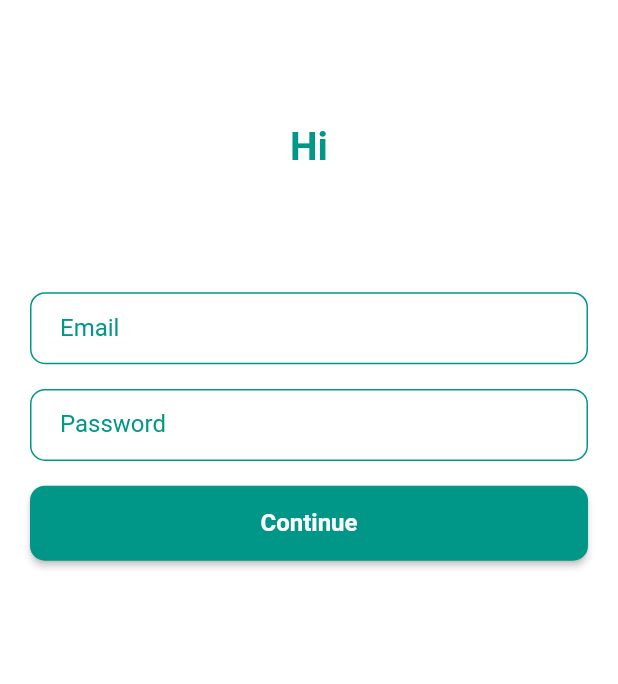
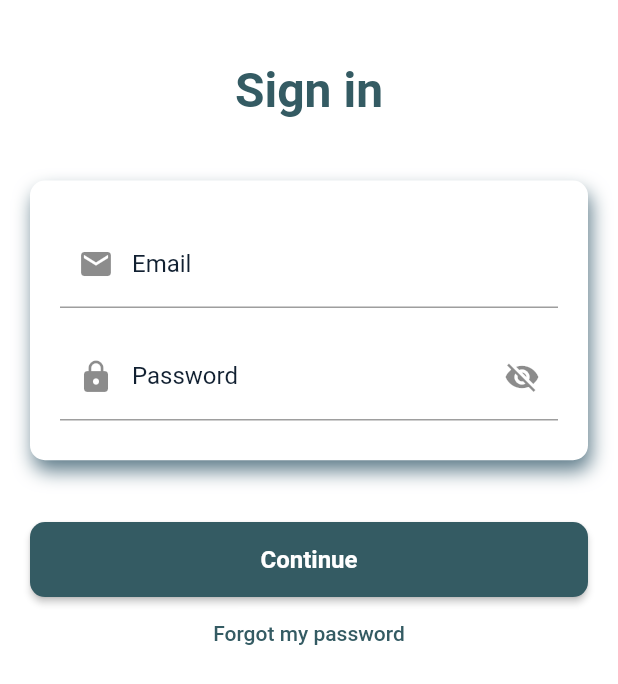
Before and after one commit to abentad/Flutter_SoulMate, a Flutter app: the screen it shows after launch, after a tap on "With Email", on a phone screen of 412 x 824 dp. Shown: the top 684 px of the screen. Run offline on Flutter 3.47's test engine with Material 2 defaults, Android fonts, the phone set to English and light mode, and no system bars; our stand-ins replace get.

Commit message:
modernized the sign in ui

```diff
--- /dev/null
+++ b/lib/constants/color_constant.dart
@@ -0,0 +1,8 @@
+import 'package:flutter/cupertino.dart';
+import 'package:flutter/material.dart';
+
+const Color primeColor = Color(0xff152D35);
+const Color accentColor = Color(0xff345B63);
+const Color textColor = Color(0xff112031);
+const Color successColor = Color(0xff2EC1AC);
+const Color failColor = Color(0xffDF2E2E);
--- a/lib/main.dart
+++ b/lib/main.dart
@@ -20,7 +20,12 @@ class MyApp extends StatelessWidget {
 
   @override
   Widget build(BuildContext context) {
-    return MaterialApp(
+    Get.config(
+      defaultPopGesture: true,
+      defaultTransition: Transition.fade,
+    );
+    return GetMaterialApp(
+      defaultTransition: Transition.fade,
       debugShowCheckedModeBanner: false,
       title: 'Soulmate',
       theme: ThemeData(
@@ -30,7 +35,7 @@ class MyApp extends StatelessWidget {
       initialRoute: '/',
       routes: {
         '/': (context) => const MainScreen(),
-        '/emailSignUp': (context) => EmailSignUp(),
+        '/emailSignUp': (context) => const EmailSignUp(),
         '/home': (context) => const Home(),
         '/profileImage': (context) => const ProfileImage(),
       },
--- a/lib/view/authentication/email_signup.dart
+++ b/lib/view/authentication/email_signup.dart
@@ -1,22 +1,32 @@
 import 'package:flutter/cupertino.dart';
 import 'package:flutter/material.dart';
 import 'package:get/get.dart';
+import 'package:soulmate/constants/color_constant.dart';
 import 'package:soulmate/controller/auth_controller.dart';
 import 'package:soulmate/view/components/material_button.dart';
 import 'package:soulmate/view/components/snack_bar.dart';
 import 'package:soulmate/view/components/text_field.dart';
 
-class EmailSignUp extends StatelessWidget {
-  EmailSignUp({Key? key}) : super(key: key);
+class EmailSignUp extends StatefulWidget {
+  const EmailSignUp({Key? key}) : super(key: key);
 
+  @override
+  State<EmailSignUp> createState() => _EmailSignUpState();
+}
+
+class _EmailSignUpState extends State<EmailSignUp> {
   final TextEditingController _emailController = TextEditingController();
+
   final TextEditingController _passwordController = TextEditingController();
+
+  bool _isPasswordObsecure = true;
 
   @override
   Widget build(BuildContext context) {
     final size = MediaQuery.of(context).size;
 
     return Scaffold(
+      // backgroundColor: Colors.teal,
       body: SafeArea(
         child: Padding(
           padding: const EdgeInsets.symmetric(horizontal: 20.0),
@@ -24,25 +34,72 @@ class EmailSignUp extends StatelessWidget {
             width: double.infinity,
             child: Column(
               children: [
-                SizedBox(height: size.height * 0.1),
-                Text('Hi', style: TextStyle(fontSize: 26.0, fontWeight: FontWeight.w600, color: Theme.of(context).primaryColor), textAlign: TextAlign.center),
-                SizedBox(height: size.height * 0.1),
-                MyTextField(controller: _emailController, isObsecure: false, hintText: "example@email.com", labelText: "Email"),
-                SizedBox(height: size.height * 0.02),
-                MyTextField(controller: _passwordController, isObsecure: true, hintText: "", labelText: "Password"),
-                SizedBox(height: size.height * 0.02),
-                // MyMaterialButton(label: "Continue", onPressed: () => Navigator.of(context).pushNamed('/profileImage')),
+                SizedBox(height: size.height * 0.05),
+                const Text('Sign in', style: TextStyle(fontSize: 32.0, fontWeight: FontWeight.w600, color: accentColor), textAlign: TextAlign.center),
+                SizedBox(height: size.height * 0.05),
+                Container(
+                  padding: const EdgeInsets.symmetric(vertical: 10.0, horizontal: 20.0),
+                  decoration: BoxDecoration(
+                    color: Colors.white,
+                    borderRadius: BorderRadius.circular(10.0),
+                    boxShadow: const [BoxShadow(color: Colors.blueGrey, offset: Offset(2, 7), blurRadius: 10.0)],
+                  ),
+                  child: Column(
+                    children: [
+                      // SizedBox(height: size.height * 0.1),
+                      SizedBox(height: size.height * 0.02),
+                      MyTextField(
+                          controller: _emailController,
+                          hasSuffix: false,
+                          isObsecure: false,
+                          hintText: "example@email.com",
+                          labelText: "Email",
+                          prefixIcon: Icons.mail,
+                          suffixOnPressed: () {}),
+                      SizedBox(height: size.height * 0.02),
+                      MyTextField(
+                        controller: _passwordController,
+                        isObsecure: _isPasswordObsecure,
+                        hasSuffix: true,
+                        hintText: "",
+                        labelText: "Password",
+                        prefixIcon: Icons.lock,
+                        suffixOnPressed: () {
+                          setState(() {
+                            _isPasswordObsecure = !_isPasswordObsecure;
+                          });
+                        },
+                      ),
+                      SizedBox(height: size.height * 0.02),
+                    ],
+                  ),
+                ),
+                SizedBox(height: size.height * 0.05),
                 MyMaterialButton(
                   label: "Continue",
+                  color: accentColor,
                   onPressed: () async {
-                    bool result = await Get.find<AuthController>().authenticate(_emailController.text, _passwordController.text);
-                    if (result == true) {
-                      ScaffoldMessenger.of(context).showSnackBar(mySnackBar(context, "Success", 4));
+                    if (_emailController.text != "" && _passwordController.text != "") {
+                      bool result = await Get.find<AuthController>().authenticate(_emailController.text, _passwordController.text);
+                      if (result == true) {
+                        ScaffoldMessenger.of(context).showSnackBar(myFloatingSnackBar(context, "Success", 4, successColor));
+                      } else {
+                        ScaffoldMessenger.of(context).showSnackBar(myFloatingSnackBar(context, "Failed", 4, failColor));
+                      }
                     } else {
-                      ScaffoldMessenger.of(context).showSnackBar(mySnackBar(context, "Failed", 4));
+                      ScaffoldMessenger.of(context).showSnackBar(myFloatingSnackBar(context, "Empty Field", 4, failColor));
                     }
                   },
                 ),
+                TextButton(
+                  onPressed: () {},
+                  child: const Text(
+                    'Forgot my password',
+                    style: TextStyle(
+                      color: accentColor,
+                    ),
+                  ),
+                )
               ],
             ),
           ),
--- a/lib/view/authentication/main_screen.dart
+++ b/lib/view/authentication/main_screen.dart
@@ -1,4 +1,6 @@
 import 'package:flutter/material.dart';
+import 'package:get/get.dart';
+import 'package:soulmate/constants/color_constant.dart';
 import 'package:soulmate/view/components/material_button.dart';
 
 class MainScreen extends StatelessWidget {
@@ -18,15 +20,14 @@ class MainScreen extends StatelessWidget {
             crossAxisAlignment: CrossAxisAlignment.center,
             children: [
               SizedBox(height: size.height * 0.1),
-              const Text('SoulMate', style: TextStyle(fontSize: 36.0, fontWeight: FontWeight.w600)),
+              const Text('SoulMate', style: TextStyle(fontSize: 36.0, fontWeight: FontWeight.w600, color: textColor)),
               SizedBox(height: size.height * 0.1),
               const Padding(
                 padding: EdgeInsets.symmetric(horizontal: 20.0),
-                child:
-                    Text('The Only True Dating App You Need!', style: TextStyle(fontSize: 26.0, fontWeight: FontWeight.w600, color: Colors.black54), textAlign: TextAlign.center),
+                child: Text('The Only True Dating App You Need!', style: TextStyle(fontSize: 26.0, fontWeight: FontWeight.w600, color: textColor), textAlign: TextAlign.center),
               ),
               const Spacer(),
-              MyMaterialButton(label: "With Email", onPressed: () => Navigator.of(context).pushNamed('/emailSignUp')),
+              MyMaterialButton(color: primeColor, label: "With Email", onPressed: () => Get.toNamed('/emailSignUp')),
               SizedBox(height: size.height * 0.1),
             ],
           ),
--- a/lib/view/components/material_button.dart
+++ b/lib/view/components/material_button.dart
@@ -1,9 +1,10 @@
 import 'package:flutter/material.dart';
 
 class MyMaterialButton extends StatelessWidget {
-  const MyMaterialButton({Key? key, required this.label, required this.onPressed}) : super(key: key);
+  const MyMaterialButton({Key? key, required this.label, required this.onPressed, required this.color}) : super(key: key);
   final String label;
   final Function() onPressed;
+  final Color color;
 
   @override
   Widget build(BuildContext context) {
@@ -13,7 +14,7 @@ class MyMaterialButton extends StatelessWidget {
       minWidth: double.infinity,
       height: 50.0,
       shape: RoundedRectangleBorder(borderRadius: BorderRadius.circular(10.0)),
-      color: Theme.of(context).primaryColor,
+      color: color,
     );
   }
 }
--- a/lib/view/components/snack_bar.dart
+++ b/lib/view/components/snack_bar.dart
@@ -1,10 +1,20 @@
 import 'package:flutter/material.dart';
 
-SnackBar mySnackBar(BuildContext context, String message, int duration) => SnackBar(
+SnackBar mySnackBar(BuildContext context, String message, int duration, Color textColor) => SnackBar(
       backgroundColor: Colors.white,
       duration: Duration(seconds: duration),
       content: Text(
         message,
-        style: TextStyle(color: Theme.of(context).primaryColor),
+        style: TextStyle(color: textColor),
       ),
     );
+
+SnackBar myFloatingSnackBar(BuildContext context, String message, int duration, Color textColor) => SnackBar(
+      behavior: SnackBarBehavior.floating,
+      backgroundColor: Colors.white,
+      duration: Duration(seconds: duration),
+      content: Text(
+        message,
+        style: TextStyle(color: textColor),
+      ),
+    );
--- a/lib/view/components/text_field.dart
+++ b/lib/view/components/text_field.dart
@@ -1,12 +1,25 @@
 import 'package:flutter/material.dart';
+import 'package:soulmate/constants/color_constant.dart';
 
 class MyTextField extends StatelessWidget {
-  const MyTextField({Key? key, required this.hintText, required this.labelText, required this.controller, required this.isObsecure}) : super(key: key);
+  const MyTextField(
+      {Key? key,
+      required this.hintText,
+      required this.labelText,
+      required this.controller,
+      required this.isObsecure,
+      required this.prefixIcon,
+      required this.suffixOnPressed,
+      required this.hasSuffix})
+      : super(key: key);
 
   final String hintText;
   final String labelText;
   final TextEditingController controller;
   final bool isObsecure;
+  final IconData prefixIcon;
+  final bool hasSuffix;
+  final Function() suffixOnPressed;
 
   @override
   Widget build(BuildContext context) {
@@ -15,13 +28,16 @@ class MyTextField extends StatelessWidget {
       style: const TextStyle(fontSize: 18.0),
       obscureText: isObsecure,
       decoration: InputDecoration(
+        prefixIcon: Icon(prefixIcon),
         hintText: hintText,
         hintStyle: const TextStyle(color: Colors.grey, fontSize: 16.0),
-        label: Text(labelText, style: TextStyle(color: Theme.of(context).primaryColor, fontSize: 16.0)),
+        label: Text(labelText, style: const TextStyle(color: textColor, fontSize: 16.0)),
         contentPadding: const EdgeInsets.symmetric(vertical: 10.0, horizontal: 20.0),
-        border: OutlineInputBorder(borderRadius: BorderRadius.circular(10.0), borderSide: BorderSide(color: Theme.of(context).primaryColor)),
-        enabledBorder: OutlineInputBorder(borderRadius: BorderRadius.circular(10.0), borderSide: BorderSide(color: Theme.of(context).primaryColor)),
-        focusedBorder: OutlineInputBorder(borderRadius: BorderRadius.circular(10.0), borderSide: BorderSide(color: Theme.of(context).primaryColor)),
+        suffixIcon: hasSuffix
+            ? isObsecure
+                ? IconButton(icon: const Icon(Icons.visibility_off), onPressed: suffixOnPressed)
+                : IconButton(icon: const Icon(Icons.visibility), onPressed: suffixOnPressed)
+            : const SizedBox.shrink(),
       ),
     );
   }
```
